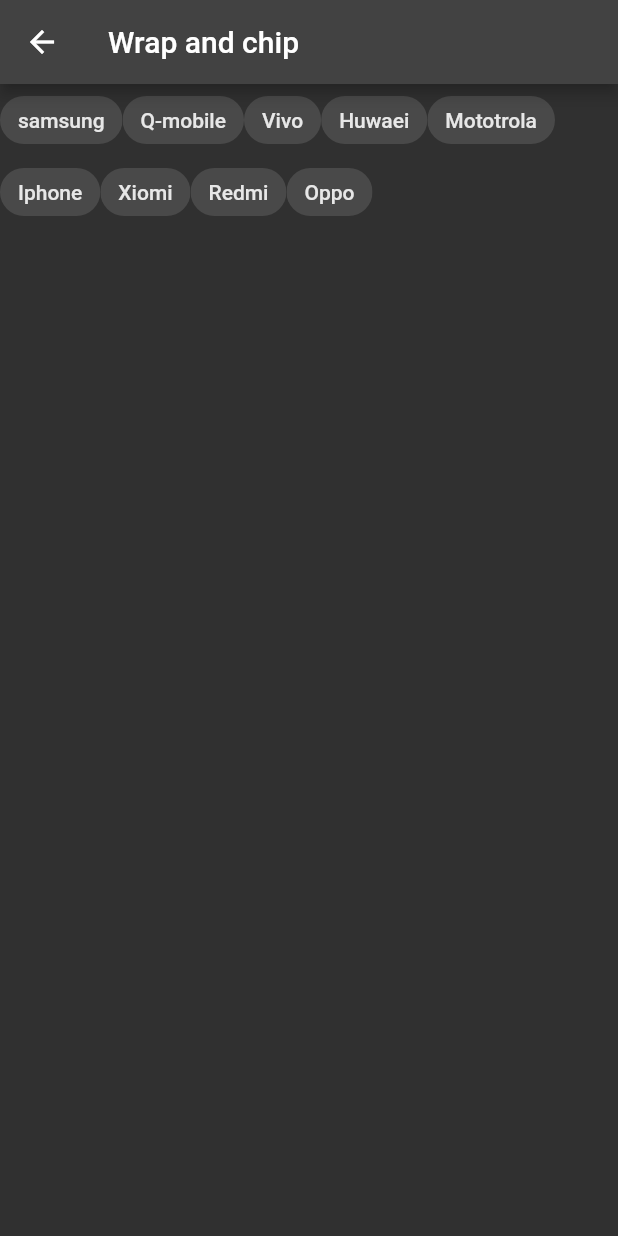
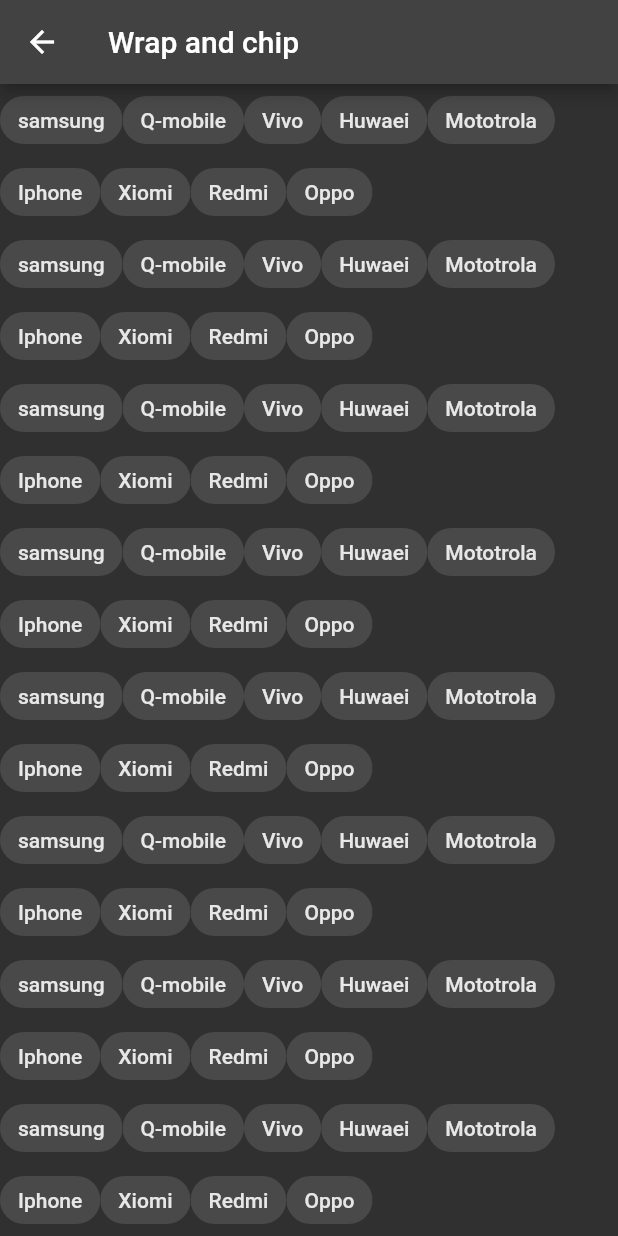
Before and after one commit to asadpro/Widgets-of-the-Morning-Part_1, a Flutter app: the WrapChip screen opened by its route, on a phone screen of 412 x 824 dp. Run offline on Flutter 3.47's test engine with Material 2 defaults, Android fonts, the phone set to English and light mode, and no system bars.

Commit message:
changing folder name

```diff
--- a/lib/animated_container.dart
+++ b/lib/animated_container.dart
@@ -1,6 +1,8 @@
 import 'package:flutter/material.dart';
 
 class AnimatedContainerWidget extends StatefulWidget {
+  const AnimatedContainerWidget({Key? key}) : super(key: key);
+
   @override
   State<AnimatedContainerWidget> createState() =>
       _AnimatedContainerWidgetState();
--- a/lib/fitted__box.dart
+++ b/lib/fitted__box.dart
@@ -3,6 +3,8 @@
 void main() => runApp(FittedBoxWidget());
 
 class FittedBoxWidget extends StatelessWidget {
+  const FittedBoxWidget({Key? key}) : super(key: key);
+
   @override
   Widget build(BuildContext context) {
     return Scaffold(
--- a/lib/main.dart
+++ b/lib/main.dart
@@ -1,7 +1,7 @@
 import 'package:flutter/material.dart';
 import 'package:play_with_widgets_part_1/clip_oval.dart';
 import 'package:play_with_widgets_part_1/clipr_rect.dart';
-import 'package:play_with_widgets_part_1/listWheelScroll.dart';
+import 'package:play_with_widgets_part_1/list_wheel_scroll.dart';
 import 'animated_container.dart';
 import 'circle_avatar.dart';
 import 'types_of_buttons.dart';
@@ -49,7 +49,7 @@
         ),
         body: ListView(
           itemExtent: 87,
-          children: [
+          children: const [
             WidgetButton(
               widgetName: 'clipOval',
               route: 'clipOval',
@@ -98,7 +98,7 @@
 }
 
 class WidgetButton extends StatelessWidget {
-  WidgetButton({Key? key, required this.widgetName, required this.route})
+  const WidgetButton({Key? key, required this.widgetName, required this.route})
       : super(key: key);
   final String widgetName;
   final String route;
--- a/lib/wrap_chip.dart
+++ b/lib/wrap_chip.dart
@@ -3,23 +3,22 @@
 class WrapChip extends StatelessWidget {
   final List<Widget> images = [];
   WrapChip({Key? key}) : super(key: key);
-  List<String> phones = [
-    'samsung',
-    'Q-mobile',
-    'Vivo',
-    'Huwaei',
-    'Mototrola',
-    'Iphone',
-    'Xiomi',
-    'Redmi',
-    'Oppo'
-  ];
 
   List<Widget> returnImages() {
-    for (int i = 0; i <= 8; i++) {
+    for (int i = 1; i <= 10; i++) {
       images.add(
-        Chip(
-          label: Text(phones[i]),
+        Wrap(
+          children: const [
+            Chip(label: Text('samsung')),
+            Chip(label: Text('Q-mobile')),
+            Chip(label: Text('Vivo')),
+            Chip(label: Text('Huwaei')),
+            Chip(label: Text('Mototrola')),
+            Chip(label: Text('Iphone')),
+            Chip(label: Text('Xiomi')),
+            Chip(label: Text('Redmi')),
+            Chip(label: Text('Oppo')),
+          ],
         ),
       );
     }
@@ -33,7 +32,7 @@
         title: Text('Wrap and chip'),
       ),
       body: SingleChildScrollView(
-        child: Wrap(
+        child: Column(
           children: returnImages(),
         ),
       ),
```
Also changed, not shown: lib/list_wheel_scroll.dart (renamed from lib/listWheelScroll.dart).
